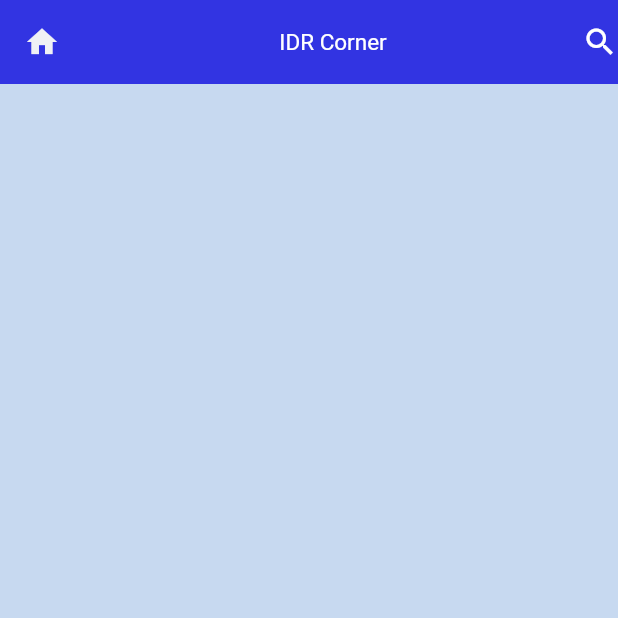
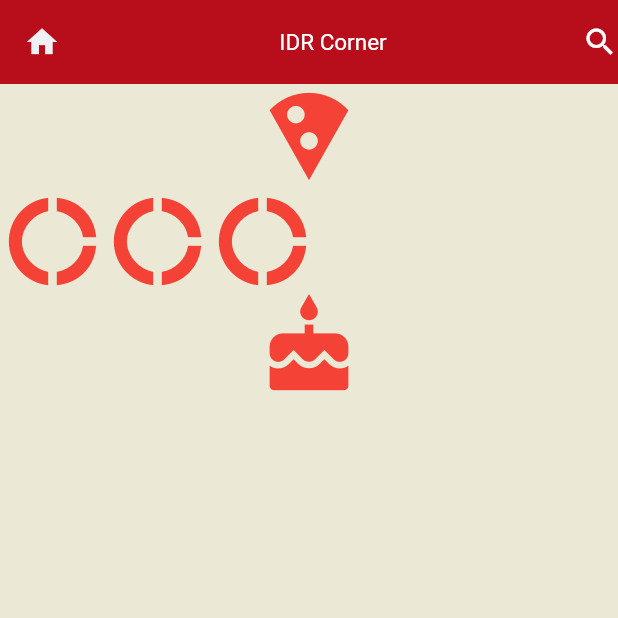
Before and after one commit to maulaf/belajar-flutter, a Flutter app: the screen it shows after launch, on a phone screen of 412 x 824 dp, the top half of it. Run offline on Flutter 3.47's test engine with Material 3 defaults, Android fonts, the phone set to English and light mode, and no system bars.

Commit message:
row and column

```diff
--- a/style/lib/main.dart
+++ b/style/lib/main.dart
@@ -11,9 +11,9 @@
   @override
   Widget build(BuildContext context) {
     return new Scaffold(
-      backgroundColor: const Color.fromARGB(255, 199, 217, 240),
+      backgroundColor: const Color.fromARGB(255, 235, 233, 213),
       appBar: AppBar(
-        backgroundColor: const Color.fromARGB(255, 50, 52, 226),
+        backgroundColor: const Color.fromARGB(255, 184, 13, 27),
         leading: Icon(
           Icons.home,
           color: const Color.fromARGB(255, 240, 241, 245),
@@ -31,6 +31,40 @@
           )
         ],
       ),
+      body: Container(
+          child: Column(
+        children: [
+          Icon(
+            Icons.local_pizza,
+            size: 70.0,
+            color: Colors.red,
+          ),
+          Row(
+            children: [
+              Icon(
+                Icons.donut_large,
+                size: 70.0,
+                color: Colors.red,
+              ),
+              Icon(
+                Icons.donut_large,
+                size: 70.0,
+                color: Colors.red,
+              ),
+              Icon(
+                Icons.donut_large,
+                size: 70.0,
+                color: Colors.red,
+              ),
+            ],
+          ),
+          Icon(
+            Icons.cake,
+            size: 70.0,
+            color: Colors.red,
+          )
+        ],
+      )),
     );
   }
 }
```
